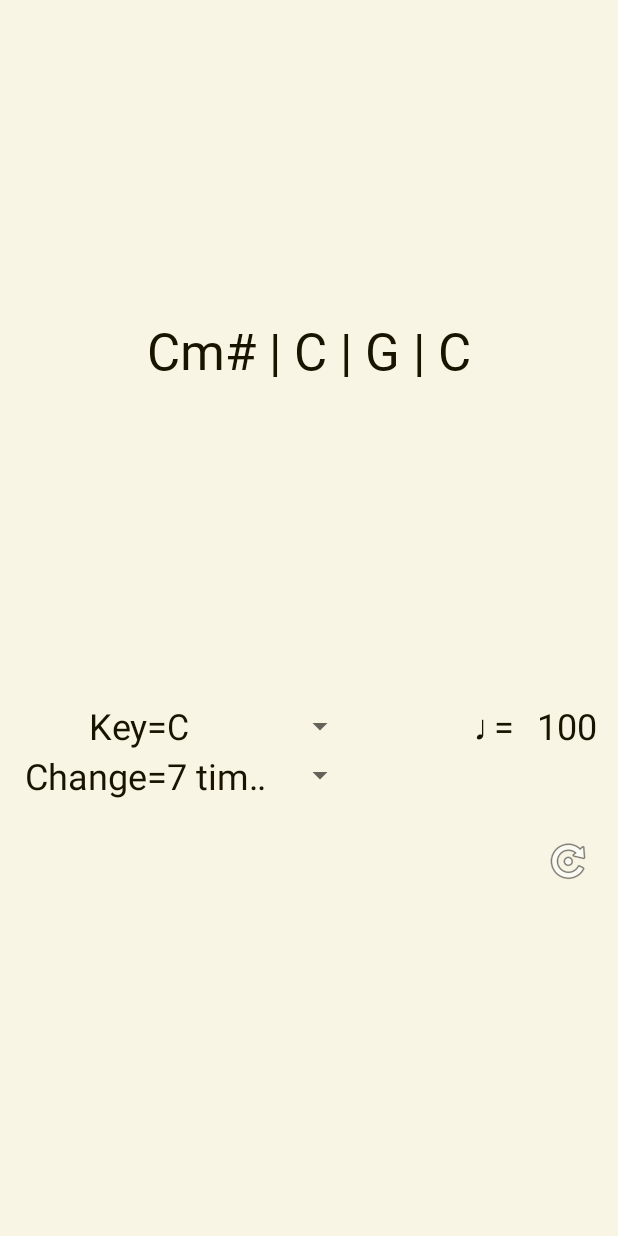
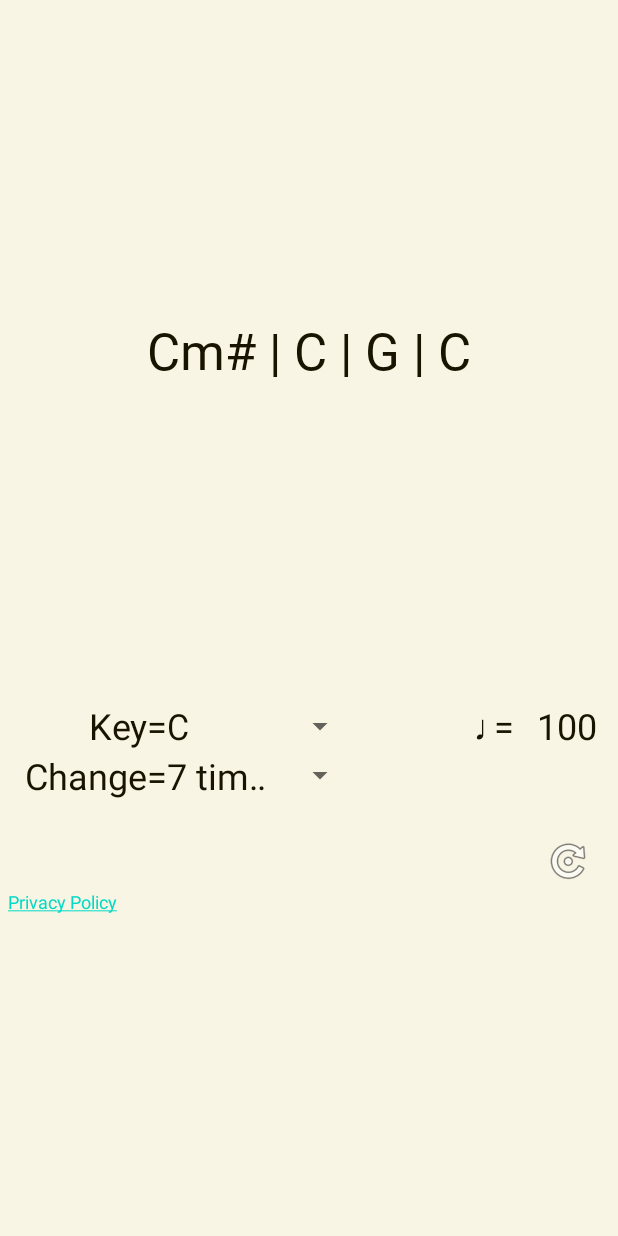
Before and after one commit to ma-chin-365ho/GenChordProgApp, an Android app: the screen it shows after launch (MainActivity), on a phone screen of 412 x 824 dp. Run offline under Robolectric (Android 15) with nearby library versions, the phone set to English and light mode, and no system bars; our stand-ins replace AdMob; Roboto replaces fonts that are not available here; 5 statements that could not run were skipped.

Commit message:
Android Privacy Policy URL Link 追加

```diff
--- a/androidstudio/GenChordProgApp/app/src/main/java/com/mamemamema/genchordprogapp/MainActivity.java
+++ b/androidstudio/GenChordProgApp/app/src/main/java/com/mamemamema/genchordprogapp/MainActivity.java
@@ -5,6 +5,7 @@ import androidx.appcompat.app.AppCompatActivity;
 import android.media.Image;
 import android.os.Bundle;
 
+import android.text.method.LinkMovementMethod;
 import android.view.View;
 import android.widget.TextView;
 import android.widget.Spinner;
@@ -121,6 +122,10 @@ public class MainActivity extends AppCompatActivity {
                 binding.textViewTempoValue.setText(genTempoFromJNI());
             }
         });
+
+        // Privacy Policy Text
+        TextView tv_tpp = binding.textViewPrivacyPolicy;
+        tv_tpp.setMovementMethod(LinkMovementMethod.getInstance());
     }
 
     /** Called when leaving the activity */
--- a/androidstudio/GenChordProgApp/app/src/main/res/layout/activity_main.xml
+++ b/androidstudio/GenChordProgApp/app/src/main/res/layout/activity_main.xml
@@ -98,9 +98,15 @@
                 android:layout_height="61dp">
 
                 <TextView
-                    android:id="@+id/textView8"
-                    android:layout_width="match_parent"
-                    android:layout_height="match_parent" />
+                    android:id="@+id/textViewPrivacyPolicy"
+                    android:layout_width="33dp"
+                    android:layout_height="match_parent"
+                    android:gravity="left|bottom"
+                    android:padding="5dp"
+                    android:text="@string/privacy_policy"
+                    android:textColor="#68655C"
+                    android:textSize="12sp" />
+
 
                 <TextView
                     android:id="@+id/textView6"
--- a/androidstudio/GenChordProgApp/app/src/main/res/values/strings.xml
+++ b/androidstudio/GenChordProgApp/app/src/main/res/values/strings.xml
@@ -2,6 +2,7 @@
     <string name="app_name">Chord Progression Generator</string>
     <!-- This is an ad unit ID for a test ad. Replace with your own banner ad unit id. -->
     <string name="banner_ad_unit_id">ca-app-pub-3940256099942544/6300978111</string>
+    <string name="privacy_policy"><a href="http://mamemamema-privacy-policy.s3-website-ap-northeast-1.amazonaws.com/android_chord_progression_generator.html">Privacy Policy</a></string>
     <string-array name="keys_array">
         <item>A</item>
         <item>A#/Bb</item>
```
